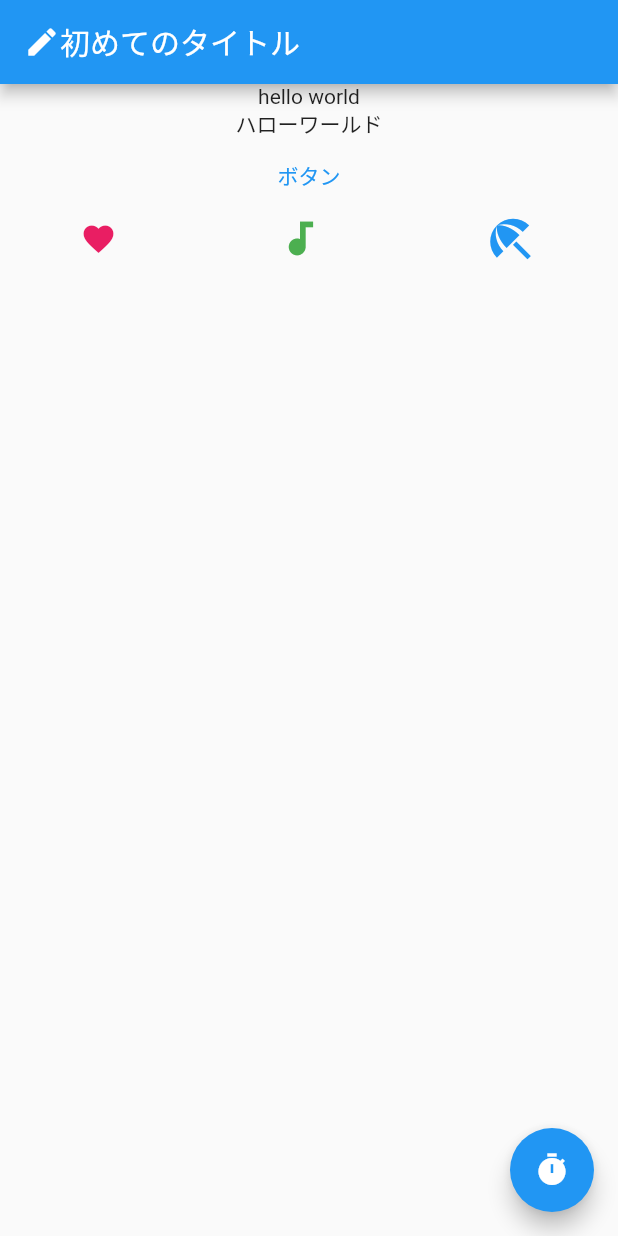
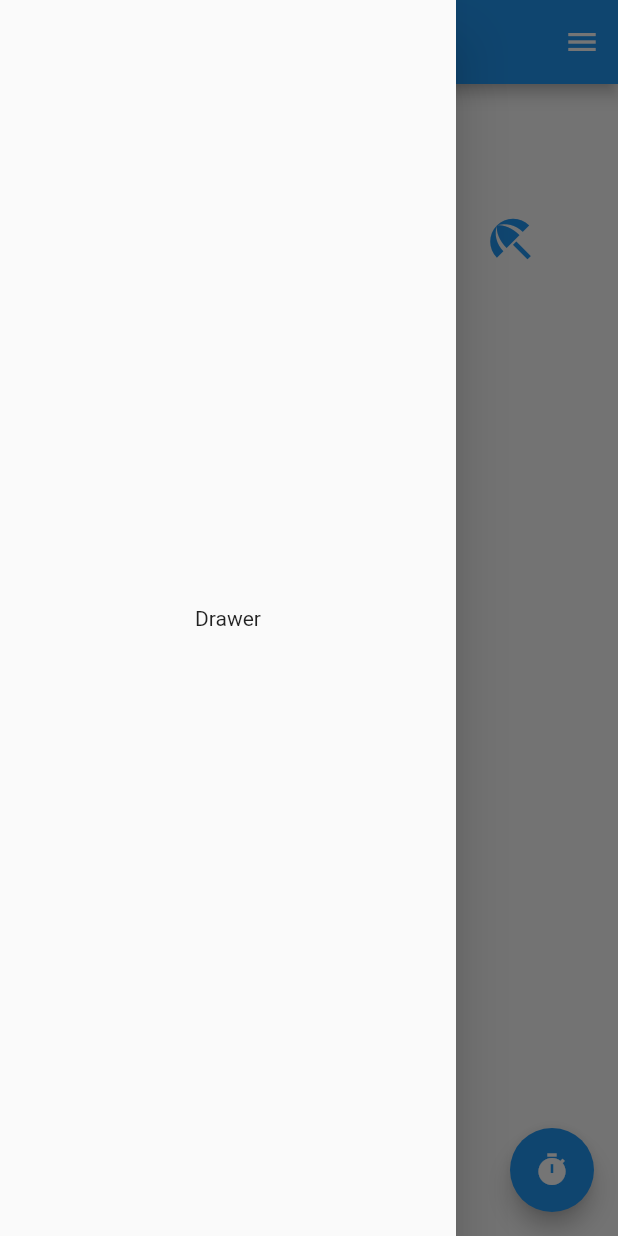
Before and after one commit to kyong0612/hello-flutter, a Flutter app: the screen it shows after launch, with the side drawer open (before the commit the screen has no drawer), on a phone screen of 412 x 824 dp. Run offline on Flutter 3.47's test engine with Material 2 defaults, Android fonts, the phone set to English and light mode, and no system bars.

Commit message:
feat: UI

```diff
--- a/helloworld/lib/main.dart
+++ b/helloworld/lib/main.dart
@@ -66,12 +66,13 @@ class _MyHomePageState extends State<MyHomePage> {
   Widget build(BuildContext context) {
     return Scaffold(
       appBar: AppBar(
-          title: Row(
-        children: const [
-          Icon(Icons.create),
-          Text('初めてのタイトル'),
-        ],
-      )),
+        title: Row(
+          children: const [
+            Icon(Icons.create),
+            Text('初めてのタイトル'),
+          ],
+        ),
+      ),
       body: Column(
         children: [
           const Text('hello world'),
@@ -106,6 +107,12 @@ class _MyHomePageState extends State<MyHomePage> {
         onPressed: () => {print('押したね？')},
         child: const Icon(Icons.timer),
       ),
+      drawer: const Drawer(
+        child: const Center(child: Text("Drawer")),
+      ),
+      endDrawer: const Drawer(
+        child: Center(child: Text("EndDrawer")),
+      ),
     );
   }
 }
```
